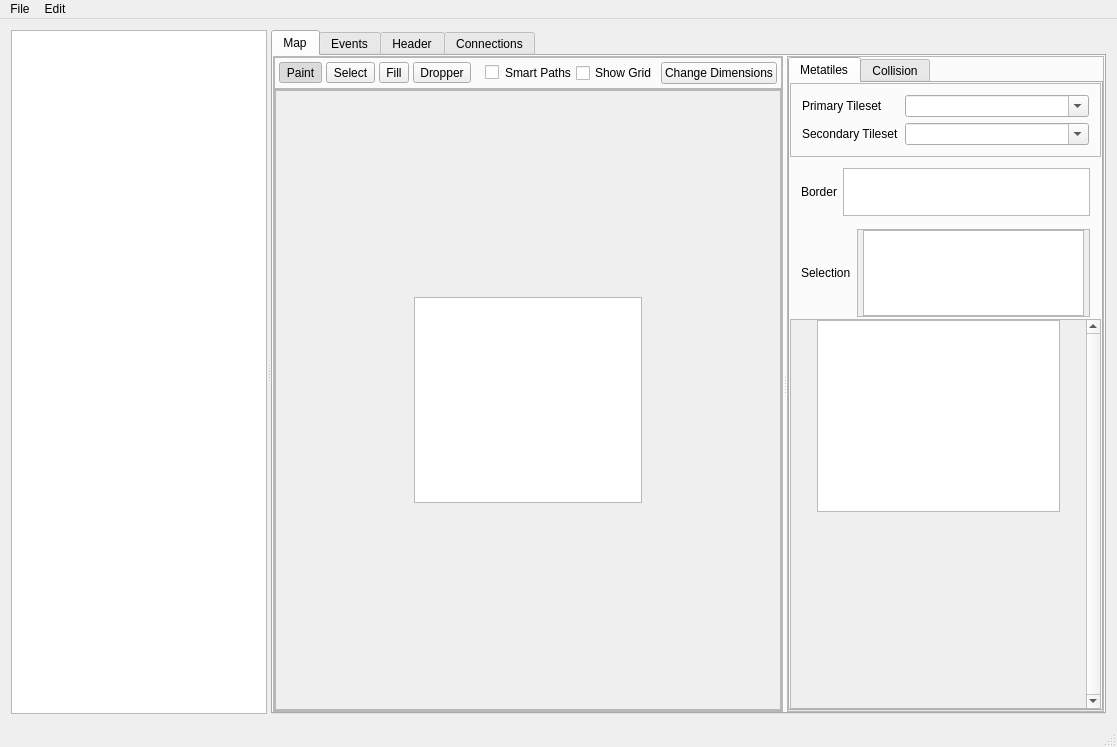
Above: mainwindow.ui from huderlem/porymap before the change. Below: the same form after it.
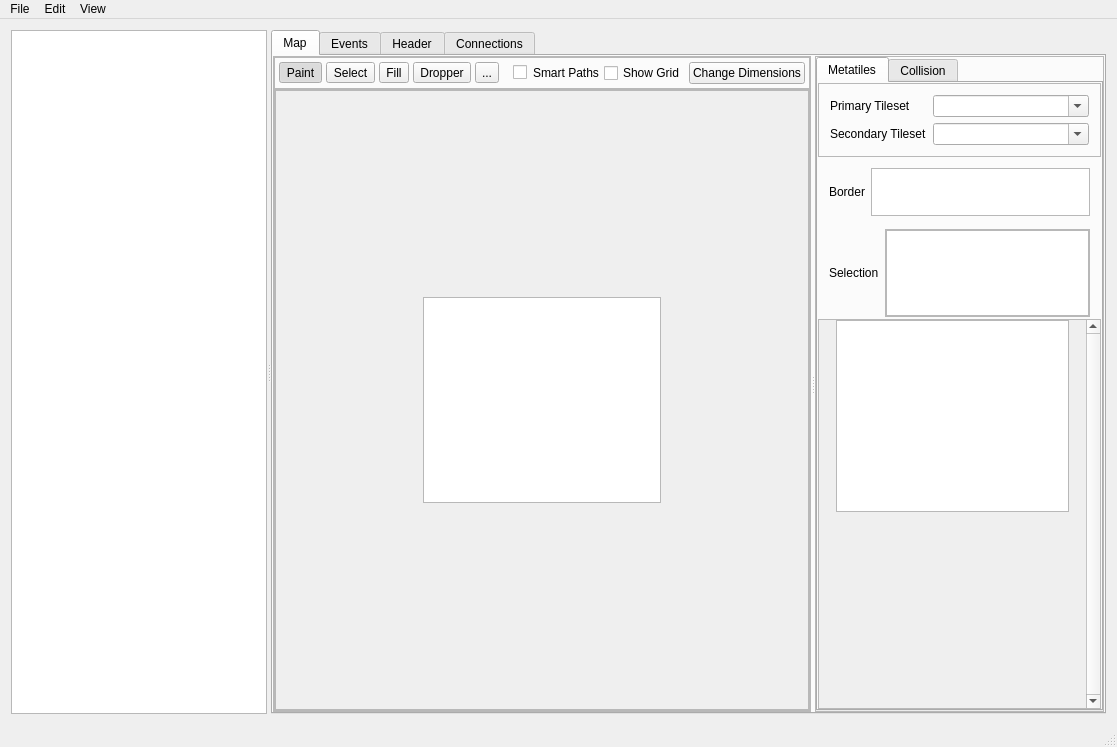
That is the form after the change. Icons and pictures are not drawn. Custom widgets are drawn as their Qt base class.

Commit message: add move drag mode with changing cursor

What changed in the file:
```diff
--- a/mainwindow.ui
+++ b/mainwindow.ui
@@ -245,6 +245,23 @@
                   </property>
                  </widget>
                 </item>
+                <item>
+                 <widget class="QToolButton" name="toolButton_Move">
+                  <property name="toolTip">
+                   <string>&lt;html&gt;&lt;head/&gt;&lt;body&gt;&lt;p&gt;Move&lt;/p&gt;&lt;p&gt;Click to drag map around.&lt;/p&gt;&lt;/body&gt;&lt;/html&gt;</string>
+                  </property>
+                  <property name="text">
+                   <string>...</string>
+                  </property>
+                  <property name="icon">
+                   <iconset resource="resources/images.qrc">
+                    <normaloff>:/icons/move.ico</normaloff>:/icons/move.ico</iconset>
+                  </property>
+                  <property name="checkable">
+                   <bool>true</bool>
+                  </property>
+                 </widget>
+                </item>
                 <item>
                  <widget class="QCheckBox" name="checkBox_smartPaths">
                   <property name="toolTip">
@@ -334,8 +351,8 @@
                     <rect>
                      <x>0</x>
                      <y>0</y>
-                     <width>429</width>
-                     <height>620</height>
+                     <width>492</width>
+                     <height>599</height>
                     </rect>
                    </property>
                    <layout class="QGridLayout" name="gridLayout_8">
@@ -365,6 +382,12 @@
                       <property name="autoFillBackground">
                        <bool>false</bool>
                       </property>
+                      <property name="sizeAdjustPolicy">
+                       <enum>QAbstractScrollArea::AdjustIgnored</enum>
+                      </property>
+                      <property name="dragMode">
+                       <enum>QGraphicsView::NoDrag</enum>
+                      </property>
                      </widget>
                     </item>
                     <item row="1" column="0">
@@ -708,7 +731,7 @@
                         <rect>
                          <x>0</x>
                          <y>0</y>
-                         <width>315</width>
+                         <width>222</width>
                          <height>86</height>
                         </rect>
                        </property>
@@ -812,10 +835,10 @@
                     </property>
                     <property name="geometry">
                      <rect>
-                      <x>0</x>
+                      <x>8</x>
                       <y>0</y>
-                      <width>365</width>
-                      <height>405</height>
+                      <width>293</width>
+                      <height>368</height>
                      </rect>
                     </property>
                     <property name="sizePolicy">
@@ -2022,7 +2045,7 @@
      <x>0</x>
      <y>0</y>
      <width>1117</width>
-     <height>21</height>
+     <height>22</height>
     </rect>
    </property>
    <widget class="QMenu" name="menuFile">
@@ -2044,8 +2067,16 @@
     <addaction name="actionUndo"/>
     <addaction name="actionRedo"/>
    </widget>
+   <widget class="QMenu" name="menuView">
+    <property name="title">
+     <string>View</string>
+    </property>
+    <addaction name="actionZoom_In"/>
+    <addaction name="actionZoom_Out"/>
+   </widget>
    <addaction name="menuFile"/>
    <addaction name="menuEdit"/>
+   <addaction name="menuView"/>
   </widget>
   <widget class="QStatusBar" name="statusBar"/>
   <action name="action_Save_Project">
```
Left out of the diff: 31 changed lines with no effect on the pictures. The commit also changes 8 other files.
